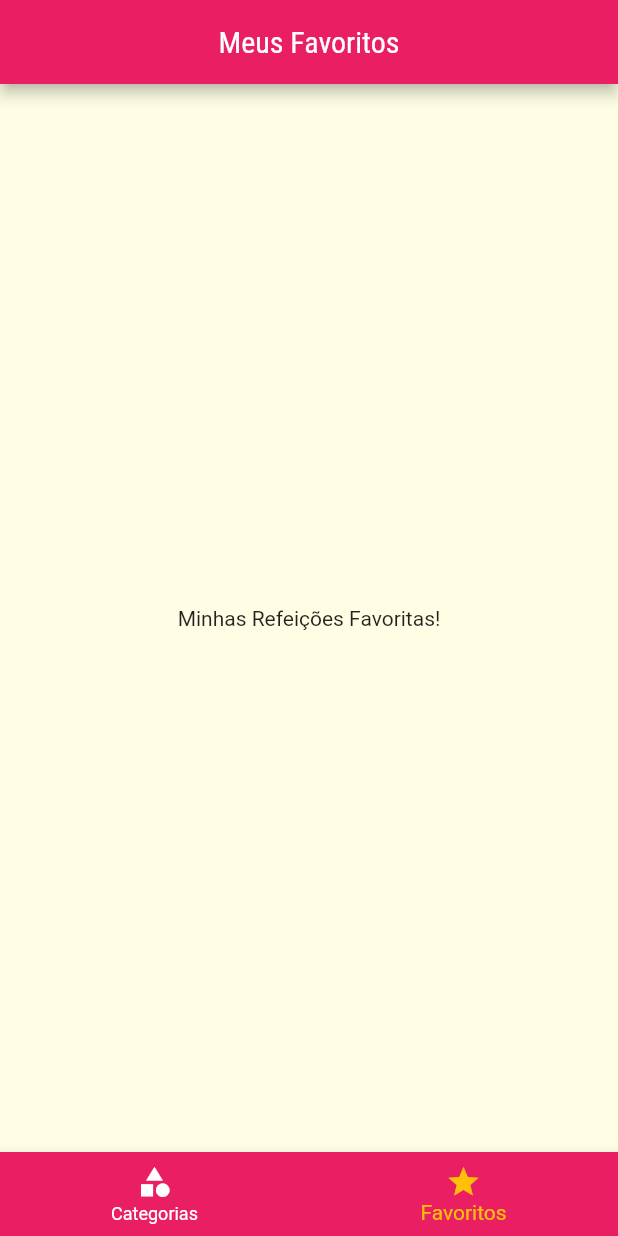
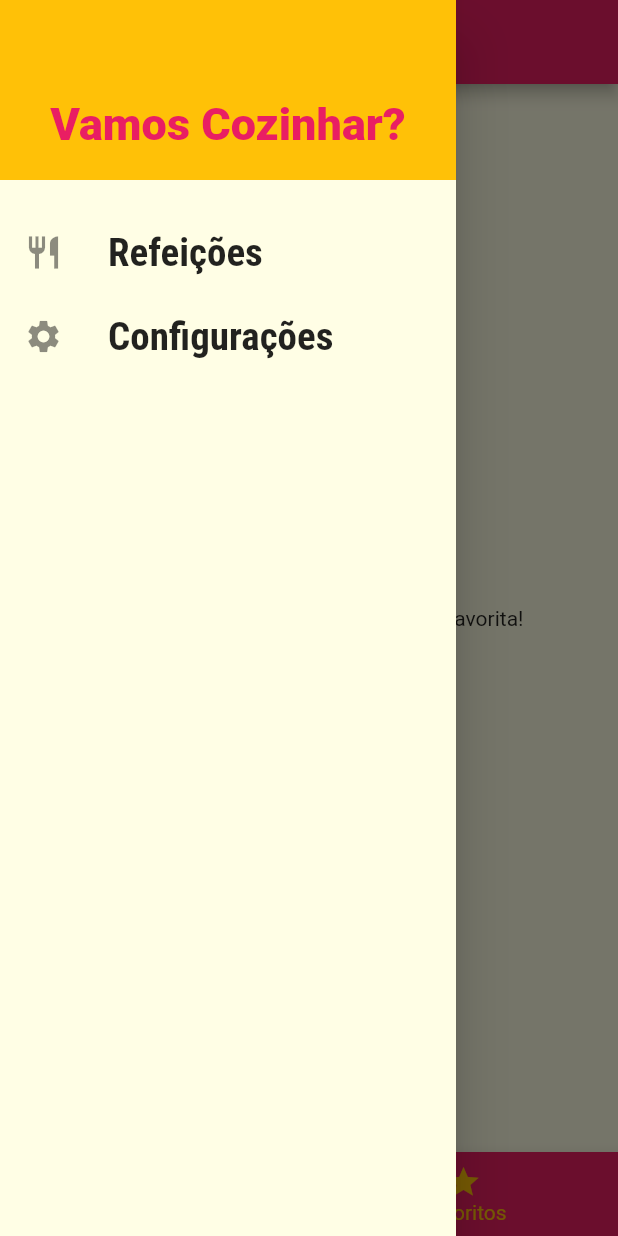
Before and after one commit to Antoniojustino4/meals, a Flutter app: the screen it shows after launch, item 2 of the bottom bar chosen, with the side drawer open (before the commit the screen has no drawer), on a phone screen of 412 x 824 dp. Run offline on Flutter 3.47's test engine with Material 2 defaults, Android fonts, the phone set to English and light mode, and no system bars.

```diff
--- /dev/null
+++ b/lib/components/main_drawer.dart
@@ -0,0 +1,60 @@
+import 'package:flutter/material.dart';
+import 'package:meals/utils/app_routes.dart';
+
+class MainDrawer extends StatelessWidget {
+  const MainDrawer({Key? key}) : super(key: key);
+
+  Widget _createItem(IconData icon, String label, VoidCallback onTap) {
+    return ListTile(
+      leading: Icon(
+        icon,
+        size: 26,
+      ),
+      title: Text(
+        label,
+        style: const TextStyle(
+          fontFamily: 'RobotoCondensed',
+          fontSize: 26,
+          fontWeight: FontWeight.bold,
+        ),
+      ),
+      onTap: onTap,
+    );
+  }
+
+  @override
+  Widget build(BuildContext context) {
+    return Drawer(
+      child: Column(
+        children: [
+          Container(
+            height: 120,
+            width: double.infinity,
+            padding: const EdgeInsets.all(20),
+            color: Theme.of(context).colorScheme.secondary,
+            alignment: Alignment.bottomCenter,
+            child: Text(
+              'Vamos Cozinhar?',
+              style: TextStyle(
+                fontWeight: FontWeight.w900,
+                fontSize: 30,
+                color: Theme.of(context).colorScheme.primary,
+              ),
+            ),
+          ),
+          const SizedBox(height: 20),
+          _createItem(
+            Icons.restaurant,
+            "Refeições",
+            () => Navigator.of(context).pushReplacementNamed(AppRoutes.HOME),
+          ),
+          _createItem(
+            Icons.settings,
+            "Configurações",
+            () => Navigator.of(context).pushReplacementNamed(AppRoutes.SETTINGS),
+          ),
+        ],
+      ),
+    );
+  }
+}
--- a/lib/components/meal_item.dart
+++ b/lib/components/meal_item.dart
@@ -12,7 +12,9 @@ class MealItem extends StatelessWidget {
     Navigator.of(context).pushNamed(
       AppRoutes.MEALS_DETAIL,
       arguments: meal,
-    );
+    ).then((value) {
+
+    });
   }
 
   @override
--- a/lib/main.dart
+++ b/lib/main.dart
@@ -1,15 +1,57 @@
 import 'package:flutter/material.dart';
+import 'package:meals/data/dummy_data.dart';
+import 'package:meals/models/meal.dart';
+import 'package:meals/models/settings.dart';
 import 'package:meals/screens/categories_meals_screen.dart';
 import 'package:meals/screens/meal_detail_screen.dart';
+import 'package:meals/screens/settings_screen.dart';
 import 'package:meals/utils/app_routes.dart';
 
 import 'screens/tabs_screen.dart';
-import 'screens/categories_screen.dart';
 
 void main() => runApp(const MyApp());
 
-class MyApp extends StatelessWidget {
+class MyApp extends StatefulWidget {
   const MyApp({Key? key}) : super(key: key);
+
+  @override
+  State<MyApp> createState() => _MyAppState();
+}
+
+class _MyAppState extends State<MyApp> {
+  Settings settings = Settings();
+  List<Meal> _availableMeals = DUMMY_MEALS;
+  List<Meal> _favoriteMeals = [];
+
+  void _filterMeals(Settings settings) {
+    setState(() {
+      this.settings = settings;
+
+      _availableMeals = DUMMY_MEALS.where((meal) {
+        final filterGluten = settings.isGlutenFree && !meal.isGlutenFree;
+        final filterLactose = settings.isLactoseFree && !meal.isLactoseFree;
+        final filterVegan = settings.isVegan && !meal.isVegan;
+        final filterVegetarian = settings.isVegetarian && !meal.isVegetarian;
+
+        return !filterGluten &&
+            !filterLactose &&
+            !filterVegan &&
+            !filterVegetarian;
+      }).toList();
+    });
+  }
+
+  void _toggleFavorite(Meal meal) {
+    setState(() {
+      _favoriteMeals.contains(meal)
+          ? _favoriteMeals.remove(meal)
+          : _favoriteMeals.add(meal);
+    });
+  }
+
+  bool _isFavorite(Meal meal){
+    return _favoriteMeals.contains(meal);
+  }
 
   @override
   Widget build(BuildContext context) {
@@ -23,13 +65,15 @@ class MyApp extends StatelessWidget {
                 fontSize: 20,
                 fontFamily: 'RobotoCondensed',
               )),
-          colorScheme: ColorScheme.fromSwatch(primarySwatch: Colors.pink,)
-              .copyWith(secondary: Colors.amber)),
-      home: const TabsScreen(),
+          colorScheme: ColorScheme.fromSwatch(
+            primarySwatch: Colors.pink,
+          ).copyWith(secondary: Colors.amber)),
+      home: TabsScreen(_favoriteMeals),
       routes: {
-        //AppRoutes.HOME: (context) => const TabsScreen(),
-        AppRoutes.CATEGORIES_MEALS: (context) => const CategoriesMealsScreen(),
-        AppRoutes.MEALS_DETAIL: (context) => const MealDetailScreen()
+        AppRoutes.CATEGORIES_MEALS: (context) =>
+            CategoriesMealsScreen(meals: _availableMeals),
+        AppRoutes.MEALS_DETAIL: (context) => MealDetailScreen(_toggleFavorite, _isFavorite),
+        AppRoutes.SETTINGS: (context) => SettingsScreen(_filterMeals, settings),
       },
     );
   }
--- /dev/null
+++ b/lib/models/settings.dart
@@ -0,0 +1,13 @@
+class Settings {
+  bool isGlutenFree;
+  bool isLactoseFree;
+  bool isVegan;
+  bool isVegetarian;
+
+  Settings({
+    this.isGlutenFree = false,
+    this.isLactoseFree = false,
+    this.isVegan = false,
+    this.isVegetarian = false,
+  });
+}
--- a/lib/screens/favorite_screen.dart
+++ b/lib/screens/favorite_screen.dart
@@ -1,12 +1,26 @@
 import 'package:flutter/material.dart';
+import 'package:meals/components/meal_item.dart';
+
+import '../models/meal.dart';
 
 class FavoriteScreen extends StatelessWidget {
-  const FavoriteScreen({ Key? key }) : super(key: key);
+  const FavoriteScreen(this.favoriteMeals, {Key? key}) : super(key: key);
+
+  final List<Meal> favoriteMeals;
 
   @override
   Widget build(BuildContext context) {
-    return const Center(
-      child: Text('Minhas Refeições Favoritas!'),
-    );
+    if (favoriteMeals.isEmpty) {
+      return const Center(
+        child: Text('Nenhuma refeição foi marcada como favorita!'),
+      );
+    } else {
+      return ListView.builder(
+        itemCount: favoriteMeals.length,
+        itemBuilder: (ctx, index) {
+          return MealItem(favoriteMeals[index]);
+        },
+      );
+    }
   }
 }
--- a/lib/screens/tabs_screen.dart
+++ b/lib/screens/tabs_screen.dart
@@ -1,10 +1,14 @@
 import 'package:flutter/material.dart';
+import 'package:meals/components/main_drawer.dart';
+import 'package:meals/models/meal.dart';
 
 import 'categories_screen.dart';
 import 'favorite_screen.dart';
 
 class TabsScreen extends StatefulWidget {
-  const TabsScreen({Key? key}) : super(key: key);
+  const TabsScreen(this.favoriteMeals, {Key? key}) : super(key: key);
+
+  final List<Meal> favoriteMeals;
 
   @override
   State<TabsScreen> createState() => _TabsScreenState();
@@ -18,10 +22,16 @@ class _TabsScreenState extends State<TabsScreen> {
     'Meus Favoritos',
   ];
 
-  final List<Widget> _screens = [
-    CategoriesScreen(),
-    FavoriteScreen(),
-  ];
+  late List<Widget> _screens;
+
+  @override
+  void initState() {
+    super.initState();
+    _screens = [
+      const CategoriesScreen(),
+      FavoriteScreen(widget.favoriteMeals),
+    ];
+  }
 
   _selectScreen(int index) {
     setState(() {
@@ -35,6 +45,7 @@ class _TabsScreenState extends State<TabsScreen> {
       appBar: AppBar(
         title: Center(child: Text(_titles[_selectedScreenIndex])),
       ),
+      drawer: const MainDrawer(),
       body: _screens[_selectedScreenIndex],
       bottomNavigationBar: BottomNavigationBar(
           onTap: _selectScreen,
--- a/lib/utils/app_routes.dart
+++ b/lib/utils/app_routes.dart
@@ -1,8 +1,10 @@
-class AppRoutes{
+class AppRoutes {
   // ignore: constant_identifier_names
   static const HOME = '/';
   // ignore: constant_identifier_names
   static const CATEGORIES_MEALS = '/categories-meals';
   // ignore: constant_identifier_names
   static const MEALS_DETAIL = '/meal-detail';
+  // ignore: constant_identifier_names
+  static const SETTINGS = '/settings';
 }
```
Also changed, not shown: lib/screens/categories_meals_screen.dart (+6 -3 lines), lib/screens/meal_detail_screen.dart (+11 -1 lines), lib/screens/settings_screen.dart (added, +85 -0 lines), 1 other file.
